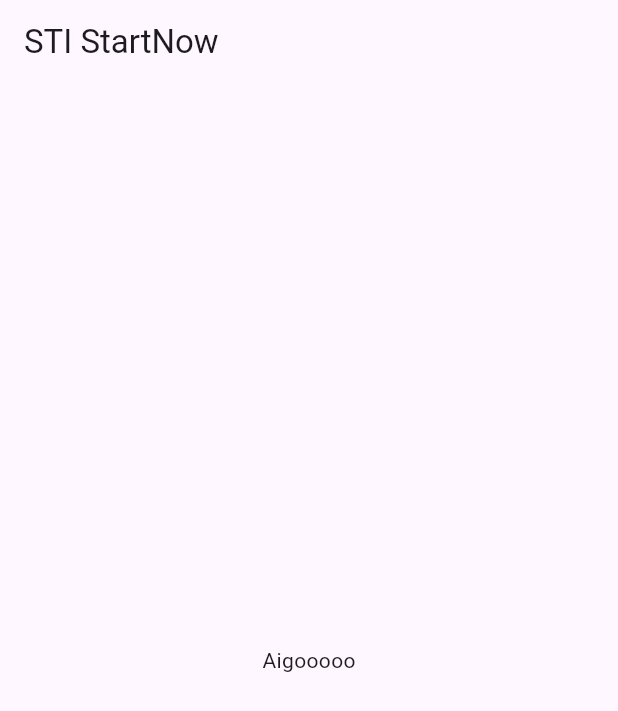
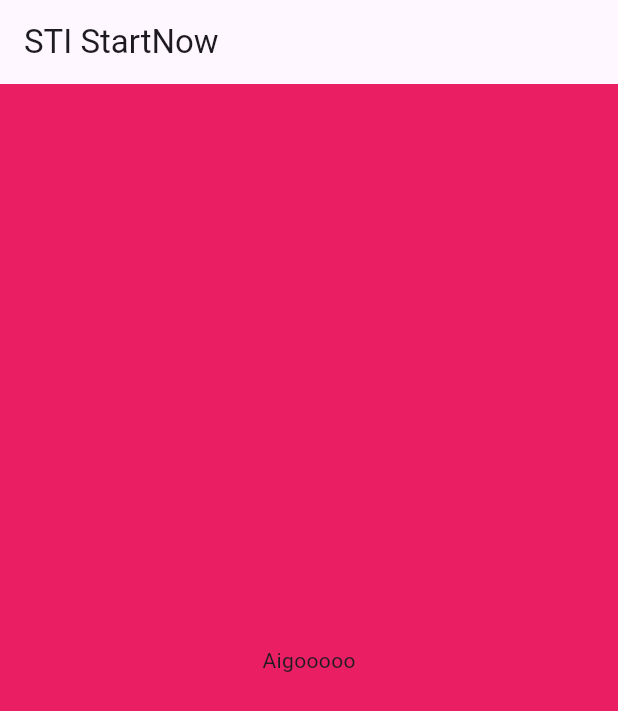
Before and after one commit to aurickwilliam/sti-startnow, a Flutter app: the screen it shows after launch, on a phone screen of 412 x 824 dp. Shown: the top 711 px of the screen. Run offline on Flutter 3.47's test engine with Material 3 defaults, Android fonts, the light colour scheme and no system bars.

Commit message:
test commit by Julius Linel Abarientos Patio 19 years old From Earth, Asia, Philippines, Luzon, Metro Manila, Valenzuela

```diff
--- a/lib/main.dart
+++ b/lib/main.dart
@@ -12,12 +12,9 @@ class MyApp extends StatelessWidget {
     return MaterialApp(
       debugShowCheckedModeBanner: false,
       home: Scaffold(
-        appBar: AppBar(
-          title: const Text("STI StartNow"),
-        ),
-        body: Center(
-          child: Text("Aigooooo")
-        ),
+        backgroundColor: Colors.pink,
+        appBar: AppBar(title: const Text("STI StartNow")),
+        body: Center(child: Text("Aigooooo")),
       ),
     );
   }
```
